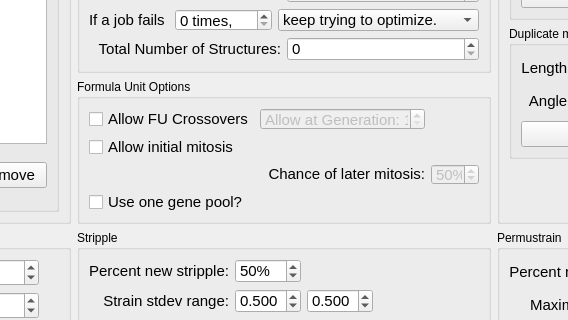
Before: the Qt Designer form src/xtalopt/ui/tab_opt.ui in xtalopt/XtalOpt, drawn with Qt 5; both pictures show x 244 to 812 and y 120 to 440 of the 1027 by 584 pixel window.
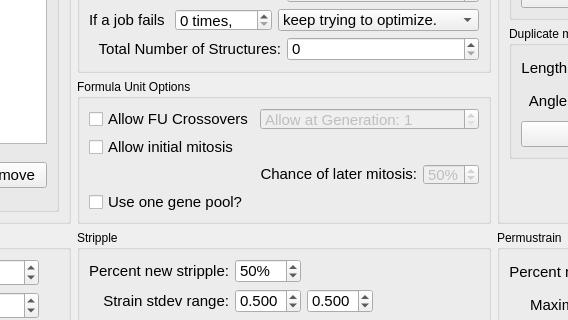
After: the same form once the commit is applied.

Commit message: update tab_init and tab_opt gui

The edit to the form file:
```diff
--- a/src/xtalopt/ui/tab_opt.ui
+++ b/src/xtalopt/ui/tab_opt.ui
@@ -754,76 +754,6 @@
       <string>Formula Unit Options</string>
      </property>
      <layout class="QGridLayout" name="gridLayout_7">
-      <item row="0" column="0">
-       <widget class="QCheckBox" name="cb_using_FU_crossovers">
-        <property name="sizePolicy">
-         <sizepolicy hsizetype="Minimum" vsizetype="Fixed">
-          <horstretch>0</horstretch>
-          <verstretch>0</verstretch>
-         </sizepolicy>
-        </property>
-        <property name="font">
-         <font>
-          <pointsize>11</pointsize>
-         </font>
-        </property>
-        <property name="toolTip">
-         <string>&lt;html&gt;&lt;head/&gt;&lt;body&gt;&lt;p&gt;Allows crossovers between different formula units. The resulting cell structure will be rounded to the nearest formula unit on the list (i. e. atoms will be removed/added randomly until it reaches the closest number of formula units on the list).&lt;/p&gt;&lt;/body&gt;&lt;/html&gt;</string>
-        </property>
-        <property name="text">
-         <string>Allow FU Crossovers</string>
-        </property>
-       </widget>
-      </item>
-      <item row="0" column="1">
-       <widget class="QSpinBox" name="spin_FU_crossovers_generation">
-        <property name="enabled">
-         <bool>false</bool>
-        </property>
-        <property name="sizePolicy">
-         <sizepolicy hsizetype="MinimumExpanding" vsizetype="Fixed">
-          <horstretch>0</horstretch>
-          <verstretch>0</verstretch>
-         </sizepolicy>
-        </property>
-        <property name="minimumSize">
-         <size>
-          <width>150</width>
-          <height>21</height>
-         </size>
-        </property>
-        <property name="font">
-         <font>
-          <pointsize>11</pointsize>
-         </font>
-        </property>
-        <property name="toolTip">
-         <string>&lt;html&gt;&lt;head/&gt;&lt;body&gt;&lt;p&gt;Choose which generation to allow crossovers between formula units to begin at. &lt;/p&gt;&lt;/body&gt;&lt;/html&gt;</string>
-        </property>
-        <property name="prefix">
-         <string>Allow at Generation: </string>
-        </property>
-        <property name="minimum">
-         <number>1</number>
-        </property>
-       </widget>
-      </item>
-      <item row="0" column="2">
-       <spacer name="horizontalSpacer_2">
-        <property name="orientation">
-         <enum>Qt::Horizontal</enum>
-        </property>
-        <property name="sizeType">
-         <enum>QSizePolicy::MinimumExpanding</enum>
-        </property>
-        <property name="sizeHint" stdset="0">
-         <size>
-          <width>30</width>
-          <height>20</height>
-         </size>
-        </property>
-       </spacer>
-      </item>
       <item row="1" column="0">
        <widget class="QCheckBox" name="cb_using_mitotic_growth">
         <property name="sizePolicy">
@@ -926,6 +856,60 @@
         </property>
        </widget>
       </item>
+      <item row="0" column="0">
+       <widget class="QCheckBox" name="cb_using_FU_crossovers">
+        <property name="sizePolicy">
+         <sizepolicy hsizetype="Minimum" vsizetype="Fixed">
+          <horstretch>0</horstretch>
+          <verstretch>0</verstretch>
+         </sizepolicy>
+        </property>
+        <property name="font">
+         <font>
+          <pointsize>11</pointsize>
+         </font>
+        </property>
+        <property name="toolTip">
+         <string>&lt;html&gt;&lt;head/&gt;&lt;body&gt;&lt;p&gt;Allows crossovers between different formula units. The resulting cell structure will be rounded to the nearest formula unit on the list (i. e. atoms will be removed/added randomly until it reaches the closest number of formula units on the list).&lt;/p&gt;&lt;/body&gt;&lt;/html&gt;</string>
+        </property>
+        <property name="text">
+         <string>Allow FU Crossovers</string>
+        </property>
+       </widget>
+      </item>
+      <item row="0" column="1" colspan="2">
+       <widget class="QSpinBox" name="spin_FU_crossovers_generation">
+        <property name="enabled">
+         <bool>false</bool>
+        </property>
+        <property name="sizePolicy">
+         <sizepolicy hsizetype="MinimumExpanding" vsizetype="Fixed">
+          <horstretch>0</horstretch>
+          <verstretch>0</verstretch>
+         </sizepolicy>
+        </property>
+        <property name="minimumSize">
+         <size>
+          <width>150</width>
+          <height>21</height>
+         </size>
+        </property>
+        <property name="font">
+         <font>
+          <pointsize>11</pointsize>
+         </font>
+        </property>
+        <property name="toolTip">
+         <string>&lt;html&gt;&lt;head/&gt;&lt;body&gt;&lt;p&gt;Choose which generation to allow crossovers between formula units to begin at. &lt;/p&gt;&lt;/body&gt;&lt;/html&gt;</string>
+        </property>
+        <property name="prefix">
+         <string>Allow at Generation: </string>
+        </property>
+        <property name="minimum">
+         <number>1</number>
+        </property>
+       </widget>
+      </item>
      </layout>
     </widget>
    </item>
```
Left out of the diff: 2 changed lines with no effect on the pictures. The commit also changes 1 other file.
